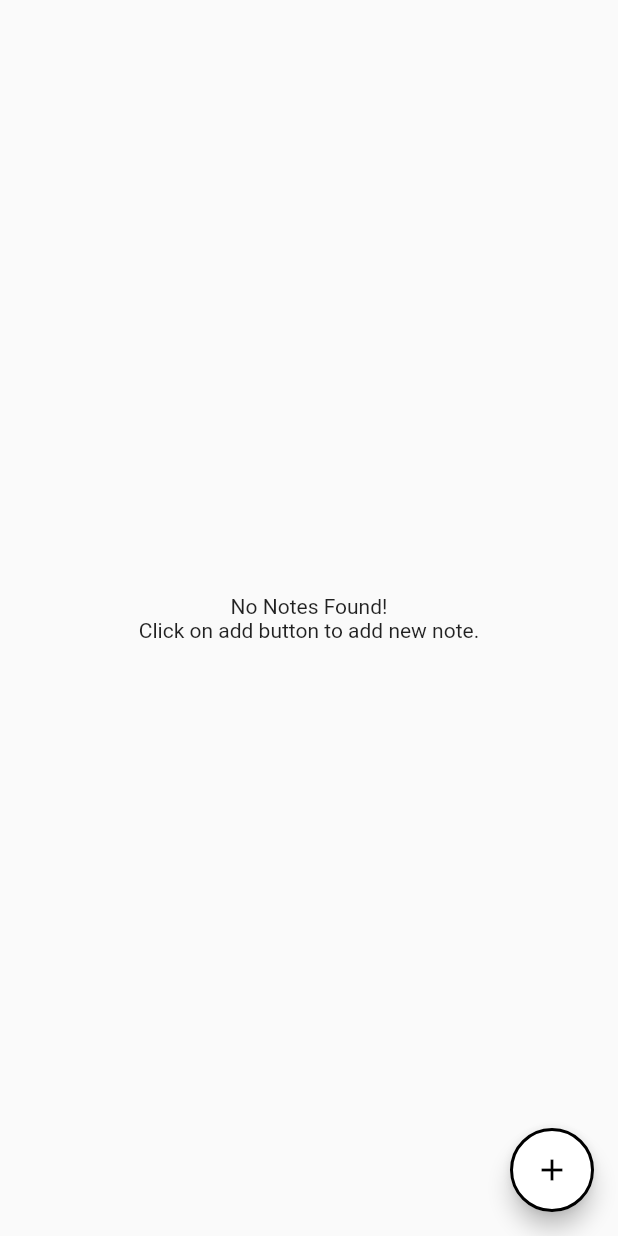
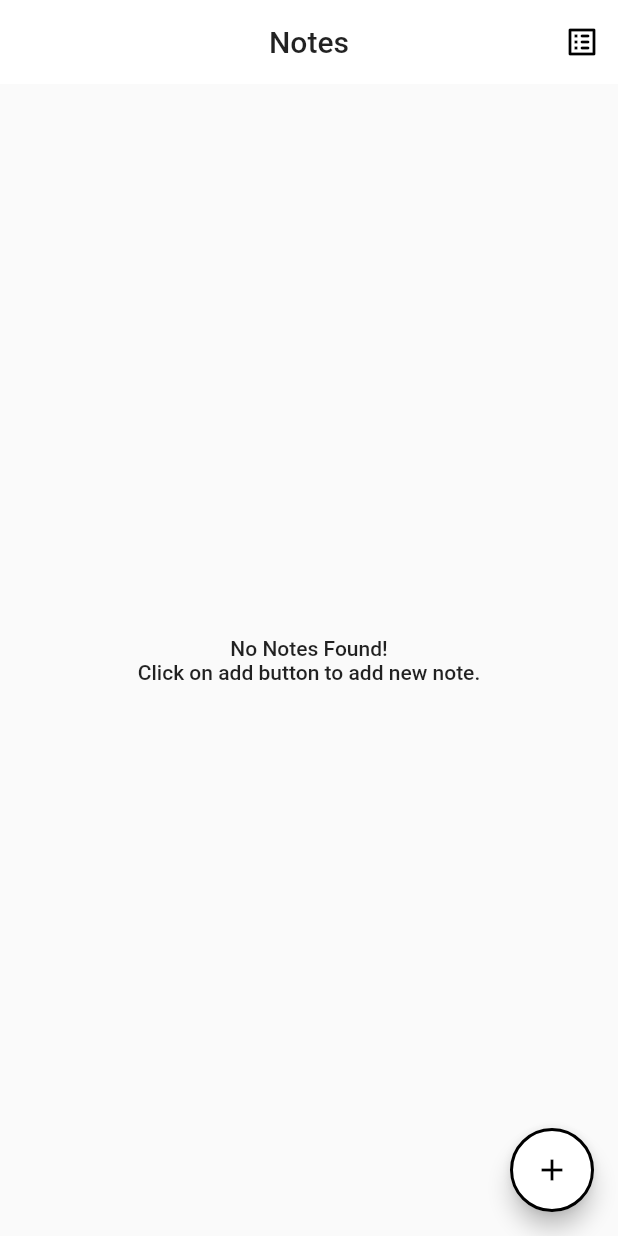
Before and after one commit to mahdiyarz/note_keeper_drift, a Flutter app: the screen it shows after launch, on a phone screen of 412 x 824 dp. Run offline on Flutter 3.47's test engine with Material 2 defaults, Android fonts, the phone set to English and light mode, and no system bars; our stand-ins replace drift; accounts and stored records are empty; generated files the repository leaves out were written again.

Commit message:
feat: create change layout button on notes list screen app bar

```diff
--- a/lib/screen/notes_list_screen.dart
+++ b/lib/screen/notes_list_screen.dart
@@ -16,21 +16,24 @@ class NotesListScreen extends StatefulWidget {
 
 class _NotesListScreenState extends State<NotesListScreen> {
   late MyDatabase db;
+  int axisCount = 2;
   @override
   Widget build(BuildContext context) {
     db = Provider.of<MyDatabase>(context);
 
     return Scaffold(
+      appBar: _getNoteListAppBar(),
       body: FutureBuilder<List<NoteData>>(
         future: _getNoteFromDatabase(),
         builder: (context, snapshot) {
           if (snapshot.hasData) {
             List<NoteData> noteList = snapshot.data ?? [];
             if (noteList.isEmpty) {
-              return const Center(
+              return Center(
                 child: Text(
                   'No Notes Found!\nClick on add button to add new note.',
                   textAlign: TextAlign.center,
+                  style: Theme.of(context).textTheme.bodyLarge,
                 ),
               );
             }
@@ -41,8 +44,11 @@ class _NotesListScreenState extends State<NotesListScreen> {
               child: Text(snapshot.error.toString()),
             );
           }
-          return const Center(
-            child: Text('Click on add button to add new note.'),
+          return Center(
+            child: Text(
+              'Click on add button to add new note.',
+              style: Theme.of(context).textTheme.bodyLarge,
+            ),
           );
         },
       ),
@@ -66,9 +72,16 @@ class _NotesListScreenState extends State<NotesListScreen> {
   }
 
   Widget noteListUI(List<NoteData> noteList) {
-    return GridView.builder(
-      gridDelegate:
-          const SliverGridDelegateWithFixedCrossAxisCount(crossAxisCount: 2),
+    return Padding(
+      padding: const EdgeInsets.all(8.0),
+      child: GridView.builder(
+        physics: const BouncingScrollPhysics(),
+        gridDelegate: SliverGridDelegateWithFixedCrossAxisCount(
+          crossAxisCount: axisCount == 2 ? 2 : 1,
+          childAspectRatio: axisCount == 2 ? 1 : 3,
+          crossAxisSpacing: 5,
+          mainAxisSpacing: 5,
+        ),
         itemCount: noteList.length,
         itemBuilder: (context, index) => NoteGridTile(
           noteData: noteList[index],
@@ -81,6 +94,7 @@ class _NotesListScreenState extends State<NotesListScreen> {
               description: Value(noteList[index].description),
               color: Value(noteList[index].priority),
               priority: Value(noteList[index].color),
+            ),
           ),
         ),
       ),
@@ -104,4 +118,32 @@ class _NotesListScreenState extends State<NotesListScreen> {
       setState(() {});
     }
   }
+
+  _getNoteListAppBar() {
+    return AppBar(
+      backgroundColor: Colors.white,
+      centerTitle: true,
+      elevation: 0,
+      title: Text(
+        'Notes',
+        style: Theme.of(context).textTheme.titleLarge,
+      ),
+      actions: [
+        IconButton(
+          onPressed: () {
+            if (axisCount == 2) {
+              axisCount = 1;
+            } else {
+              axisCount = 2;
             }
+            setState(() {});
+          },
+          icon: Icon(
+            axisCount == 1 ? Icons.grid_view_rounded : Icons.list_alt_rounded,
+            color: Colors.black,
+          ),
+        ),
+      ],
+    );
+  }
+}
```
Lines whose indentation alone changed are shown as unchanged.
